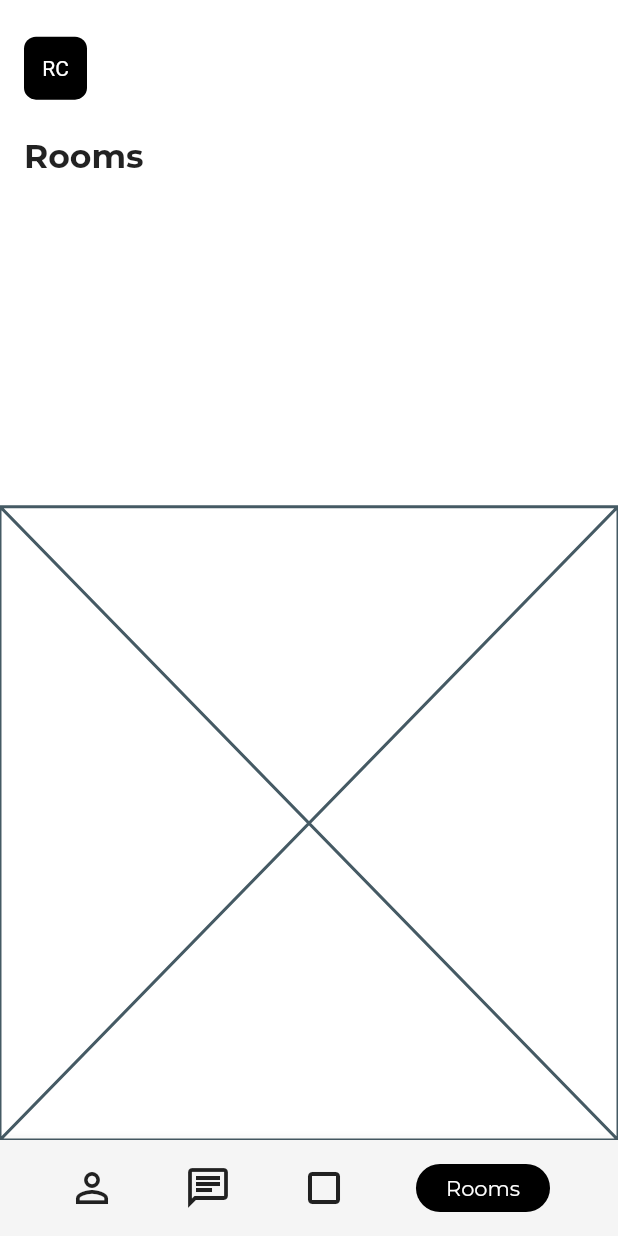
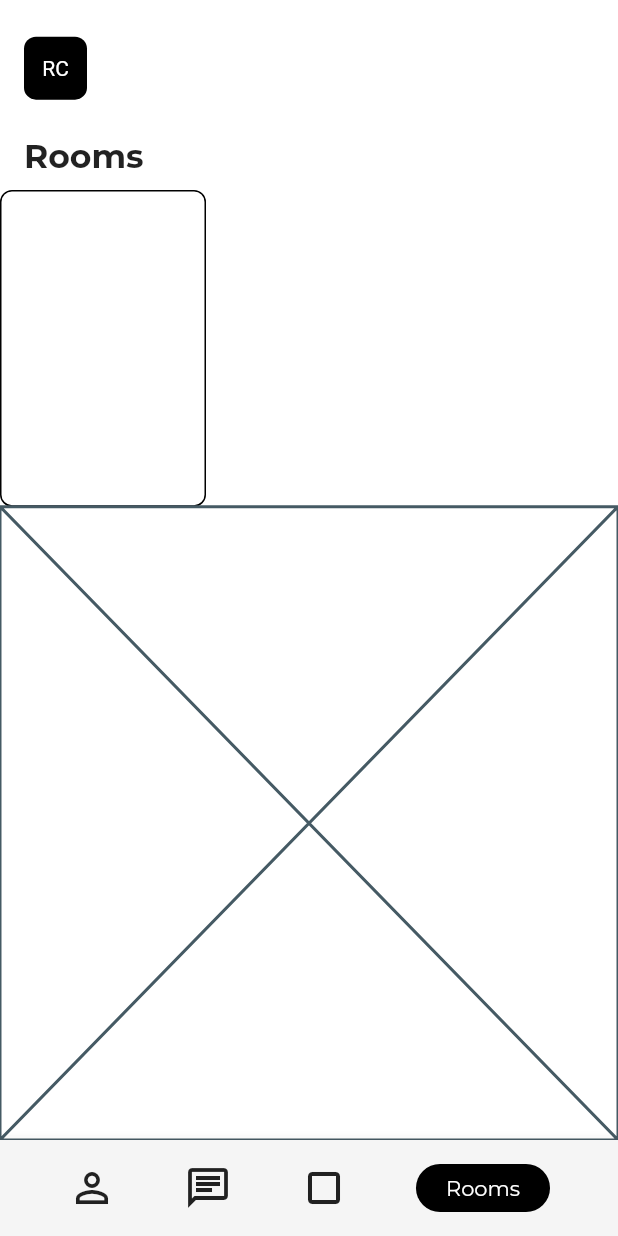
Before and after one commit to JAICHANGPARK/flutter_notebook_8th_story, a Flutter app: the RoomsPage screen opened by its route, on a phone screen of 412 x 824 dp. Run offline on Flutter 3.47's test engine with Material 2 defaults, Android fonts, the phone set to English and light mode, and no system bars; our stand-ins replace badges, flutter_hooks, google_fonts, hooks_riverpod, state_notifier.

Commit message:
Update rooms_page.dart

```diff
--- a/lib/ep588_social_app/rooms_page.dart
+++ b/lib/ep588_social_app/rooms_page.dart
@@ -67,7 +67,7 @@ class _RoomsPageState extends State<RoomsPage> {
                           decoration: BoxDecoration(
                             color: Colors.white,
                             borderRadius: BorderRadius.circular(8),
-
+                            border: Border.all(color: Colors.black)
                           ),
                         ),
                       ],
```
